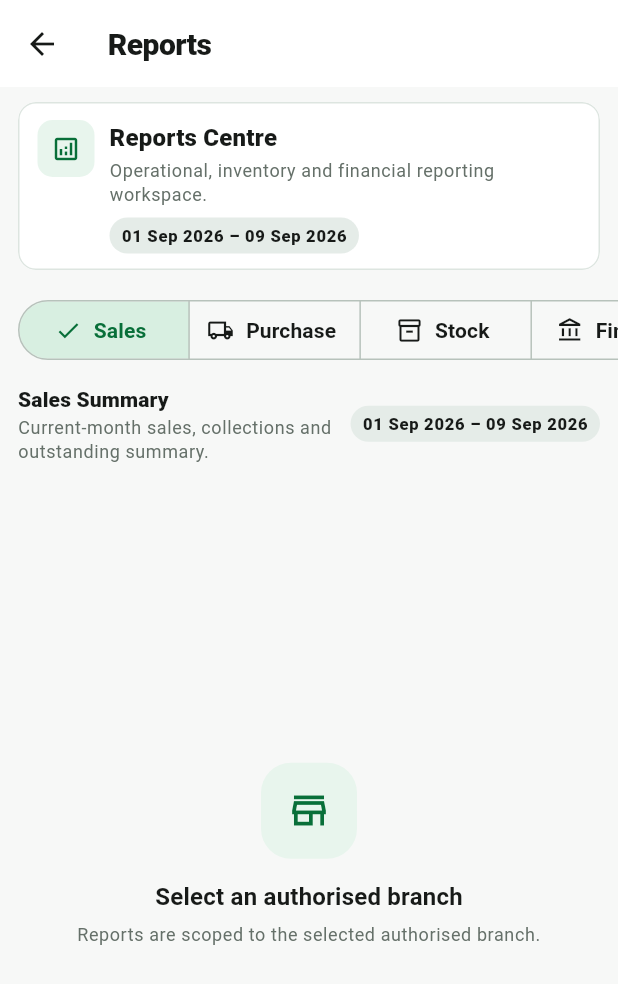
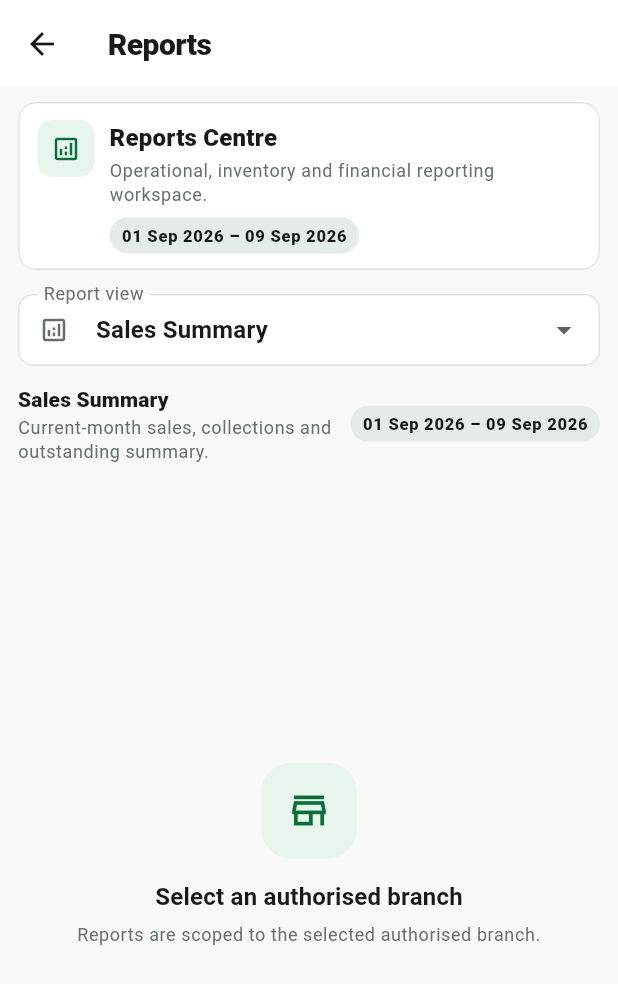
Before and after one commit to dvndrthakur64742-cpu/excel-herbal-erp-v7, a Flutter app: the ReportsScreen screen opened directly, on a phone screen of 412 x 824 dp. Shown: the top 984 px of the screen. Run offline on Flutter 3.47's test engine with Material 3 defaults, Android fonts, the phone set to English and light mode, and no system bars; our stand-ins replace dio, file_picker, flutter_riverpod, flutter_secure_storage, geolocator, package_info_plus; accounts and stored records are empty; network calls fail.

Commit message:
Fix mobile UAT overflow and routing defects

```diff
--- a/flutter-app/lib/screens/reports/reports_screen.dart
+++ b/flutter-app/lib/screens/reports/reports_screen.dart
@@ -141,39 +141,28 @@ class _ReportsScreenState extends ConsumerState<ReportsScreen> {
     );
   }
 
-  Widget _mobileReportSelector() => SingleChildScrollView(
-        scrollDirection: Axis.horizontal,
+  Widget _mobileReportSelector() => Padding(
         padding: const EdgeInsets.symmetric(horizontal: 12),
-        child: SegmentedButton<String>(
-          segments: const [
-            ButtonSegment(
-              value: 'sales',
-              icon: Icon(Icons.point_of_sale_outlined),
-              label: Text('Sales'),
-            ),
-            ButtonSegment(
-              value: 'purchase',
-              icon: Icon(Icons.local_shipping_outlined),
-              label: Text('Purchase'),
-            ),
-            ButtonSegment(
-              value: 'stock',
-              icon: Icon(Icons.inventory_2_outlined),
-              label: Text('Stock'),
-            ),
-            ButtonSegment(
-              value: 'finance',
-              icon: Icon(Icons.account_balance_outlined),
-              label: Text('Finance'),
-            ),
-            ButtonSegment(
-              value: 'trial',
-              icon: Icon(Icons.balance_outlined),
-              label: Text('Trial'),
-            ),
+        child: DropdownButtonFormField<String>(
+          isExpanded: true,
+          menuMaxHeight: 360,
+          initialValue: type,
+          decoration: const InputDecoration(
+            labelText: 'Report view',
+            prefixIcon: Icon(Icons.analytics_outlined, size: 20),
+            isDense: true,
+          ),
+          items: const [
+            DropdownMenuItem(value: 'sales', child: Text('Sales Summary')),
+            DropdownMenuItem(
+                value: 'purchase', child: Text('Purchase Summary')),
+            DropdownMenuItem(value: 'stock', child: Text('Stock Position')),
+            DropdownMenuItem(value: 'finance', child: Text('Finance Movement')),
+            DropdownMenuItem(value: 'trial', child: Text('Trial Balance')),
           ],
-          selected: {type},
-          onSelectionChanged: (value) => setState(() => type = value.first),
+          onChanged: (value) {
+            if (value != null) setState(() => type = value);
+          },
         ),
       );
 
```
Also changed, not shown: flutter-app/lib/screens/inventory/inventory_screen.dart (+15 -2 lines), flutter-app/lib/screens/my_work/my_work_screen.dart (+78 -13 lines), flutter-app/lib/shell/app_shell.dart (+9 -1 lines), flutter-app/lib/widgets/branch_selector.dart (+30 -10 lines), 2 other files.
